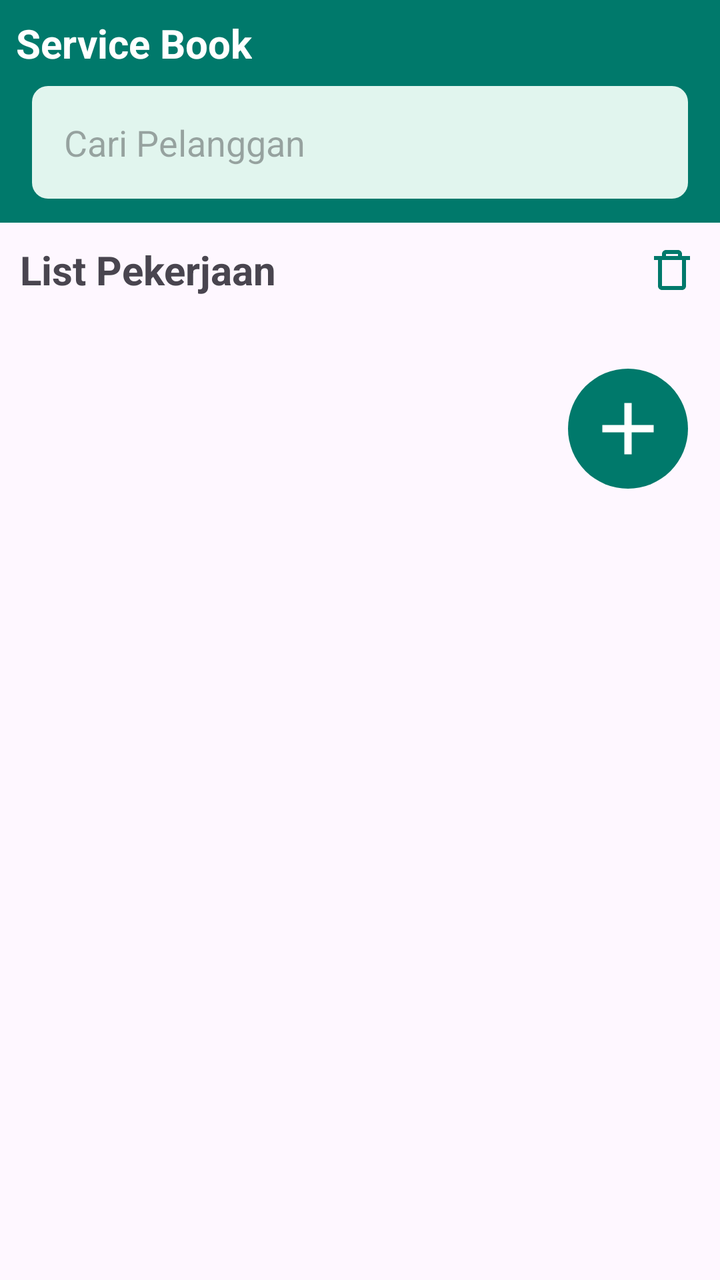
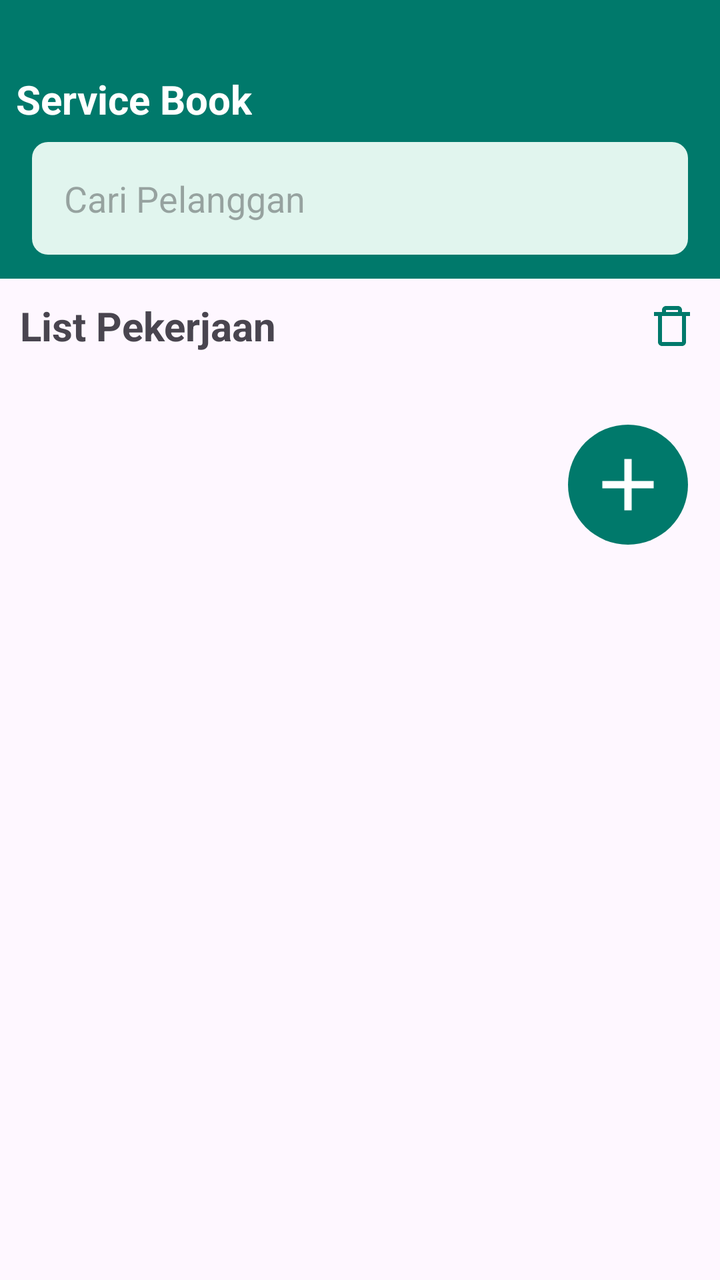

Before-and-after screenshots of an Android layout around one commit, followed by the original layout XML and the change that was made.
<!-- AndroidManifest.xml: application theme Theme.ServiceBook -->
<!-- res/layout/activity_dashboard.xml -->
<?xml version="1.0" encoding="utf-8"?>
<androidx.constraintlayout.widget.ConstraintLayout xmlns:android="http://schemas.android.com/apk/res/android"
    xmlns:app="http://schemas.android.com/apk/res-auto"
    android:id="@+id/dashboard"
    android:layout_width="match_parent"
    android:layout_height="match_parent">

    <androidx.constraintlayout.widget.ConstraintLayout
        android:id="@+id/cl_top_dashboard"
        android:layout_width="match_parent"
        android:layout_height="0dp"
        android:background="@color/mainColor"
        android:paddingBottom="12dp"
        app:layout_constraintTop_toTopOf="parent">

        <androidx.appcompat.widget.AppCompatTextView
            android:id="@+id/tv_title"
            android:layout_width="wrap_content"
            android:layout_height="wrap_content"
            android:padding="8dp"
            android:text="@string/txt_service_book"
            android:textColor="@color/white"
            android:textSize="20sp"
            android:textStyle="bold"
            app:layout_constraintStart_toStartOf="parent"
            app:layout_constraintTop_toTopOf="parent" />

        <androidx.appcompat.widget.AppCompatEditText
            android:id="@+id/et_cari_pelanggan"
            android:layout_width="match_parent"
            android:layout_height="0dp"
            android:layout_marginHorizontal="16dp"
            android:background="@drawable/bg_edit_text"
            android:hint="@string/txt_cari_pelanggan"
            android:padding="16dp"
            app:layout_constraintTop_toBottomOf="@id/tv_title" />

    </androidx.constraintlayout.widget.ConstraintLayout>

    <androidx.appcompat.widget.AppCompatTextView
        android:id="@+id/tv_list_pekerjaan"
        android:layout_width="0dp"
        android:layout_height="wrap_content"
        android:layout_marginTop="10dp"
        android:paddingStart="10dp"
        android:text="@string/txt_list_pekerjaan"
        android:textSize="20sp"
        android:textStyle="bold"
        app:layout_constraintStart_toStartOf="parent"
        app:layout_constraintTop_toBottomOf="@id/cl_top_dashboard" />

    <androidx.appcompat.widget.AppCompatImageView
        android:id="@+id/iv_hapus"
        android:layout_width="28sp"
        android:layout_height="wrap_content"
        android:layout_marginEnd="10dp"
        android:src="@drawable/ic_trash"
        app:layout_constraintBottom_toBottomOf="@id/tv_list_pekerjaan"
        app:layout_constraintEnd_toEndOf="@id/cl_top_dashboard"
        app:layout_constraintTop_toTopOf="@id/tv_list_pekerjaan"

        />

    <TextView
        android:id="@+id/btn_batal"
        android:layout_width="wrap_content"
        android:layout_height="wrap_content"
        android:background="@drawable/bg_button_rect"
        android:backgroundTint="@color/colorRedBackground"
        android:paddingHorizontal="20dp"
        android:paddingVertical="5dp"
        android:text="@string/txt_batal"
        android:textColor="@color/white"
        android:textSize="14sp"
        android:textStyle="bold"
        android:visibility="gone"
        app:layout_constraintBottom_toBottomOf="@id/tv_list_pekerjaan"
        app:layout_constraintEnd_toEndOf="@id/cl_top_dashboard"
        app:layout_constraintTop_toTopOf="@id/tv_list_pekerjaan"/>

    <androidx.recyclerview.widget.RecyclerView
        android:id="@+id/rv_list_produk"
        android:layout_width="0dp"
        android:layout_height="wrap_content"
        android:layout_marginStart="10dp"
        android:layout_marginTop="10dp"
        android:orientation="horizontal"
        app:layout_constraintEnd_toEndOf="@id/iv_hapus"
        app:layout_constraintStart_toStartOf="@id/tv_list_pekerjaan"
        app:layout_constraintTop_toBottomOf="@id/tv_list_pekerjaan" />

    <androidx.recyclerview.widget.RecyclerView
        android:id="@+id/rv_list_pekerjaan"
        android:layout_width="0dp"
        android:layout_height="wrap_content"
        android:layout_marginTop="10dp"
        app:layout_constraintEnd_toEndOf="parent"
        app:layout_constraintStart_toStartOf="@id/rv_list_produk"
        app:layout_constraintTop_toBottomOf="@id/rv_list_produk" />

    <androidx.appcompat.widget.AppCompatImageView
        android:id="@+id/iv_tambah"
        android:layout_width="60dp"
        android:layout_height="60dp"
        android:layout_margin="16dp"
        android:background="@drawable/bg_button_oval"
        android:padding="8dp"
        android:src="@drawable/ic_plus"
        app:layout_constraintEnd_toEndOf="parent"
        app:layout_constraintTop_toBottomOf="@id/rv_list_pekerjaan" />
</androidx.constraintlayout.widget.ConstraintLayout>
<!-- resources referenced by this layout -->
<resources>
  <color name="colorRedBackground">#C10202</color>
  <color name="mainColor">#00796B</color>
  <color name="white">#FFFFFFFF</color>
  <!-- drawable bg_button_oval (drawable) -->
  <?xml version="1.0" encoding="utf-8"?>
  <shape xmlns:android="http://schemas.android.com/apk/res/android"
      android:shape="oval">
      <solid android:color="@color/mainColor" />
  </shape>
  <!-- drawable bg_button_rect (drawable) -->
  <?xml version="1.0" encoding="utf-8"?>
  <shape xmlns:android="http://schemas.android.com/apk/res/android"
      android:shape="rectangle">
      <solid android:color="@color/mainColor" />
      <corners android:radius="8dp"/>
  </shape>
  <!-- drawable bg_edit_text (drawable) -->
  <?xml version="1.0" encoding="utf-8"?>
  <shape xmlns:android="http://schemas.android.com/apk/res/android"
      android:shape="rectangle">
      <solid android:color="@color/colorInputBackground" />
      <corners android:radius="8dp" />
  </shape>
  <!-- drawable ic_plus (drawable) -->
  <vector xmlns:android="http://schemas.android.com/apk/res/android"
      android:width="24dp"
      android:height="24dp"
      android:viewportWidth="24"
      android:viewportHeight="24">
    <path
        android:pathData="M13,13V19H11V13H5V11H11V5H13V11H19V13H13Z"
        android:fillColor="@color/white"/>
  </vector>
  <!-- drawable ic_trash (drawable) -->
  <vector xmlns:android="http://schemas.android.com/apk/res/android"
      android:width="24dp"
      android:height="24dp"
      android:viewportWidth="24"
      android:viewportHeight="24">
    <path
        android:pathData="M17,22H7C5.895,22 5,21.105 5,20V7H3V5H7V4C7,2.895 7.895,2 9,2H15C16.105,2 17,2.895 17,4V5H21V7H19V20C19,21.105 18.105,22 17,22ZM7,7V20H17V7H7ZM9,4V5H15V4H9Z"
        android:fillColor="@color/mainColor"/>
  </vector>
  <string name="txt_batal">Batal</string>
  <string name="txt_cari_pelanggan">Cari Pelanggan</string>
  <string name="txt_list_pekerjaan">List Pekerjaan</string>
  <string name="txt_service_book">Service Book</string>
  <style name="Theme.ServiceBook" parent="Base.Theme.ServiceBook" />
  <color name="colorInputBackground">#E1F5EE</color>
  <style name="Base.Theme.ServiceBook" parent="Theme.Material3.DayNight.NoActionBar">
          
          
      </style>
</resources>

<!-- the commit's change to res/layout/activity_dashboard.xml (unified diff, before → after) -->
@@ -11,6 +11,7 @@
         android:layout_height="0dp"
         android:background="@color/mainColor"
         android:paddingBottom="12dp"
+        android:paddingTop="28dp"
         app:layout_constraintTop_toTopOf="parent">
 
         <androidx.appcompat.widget.AppCompatTextView
<!-- resource entries referenced after the edit -->
@@ -49,7 +49,7 @@
   <string name="txt_service_book">Service Book</string>
   <style name="Theme.ServiceBook" parent="Base.Theme.ServiceBook" />
   <color name="colorInputBackground">#E1F5EE</color>
-  <style name="Base.Theme.ServiceBook" parent="Theme.Material3.DayNight.NoActionBar">
+  <style name="Base.Theme.ServiceBook" parent="Theme.Material3.Light.NoActionBar">
           
           
       </style>
